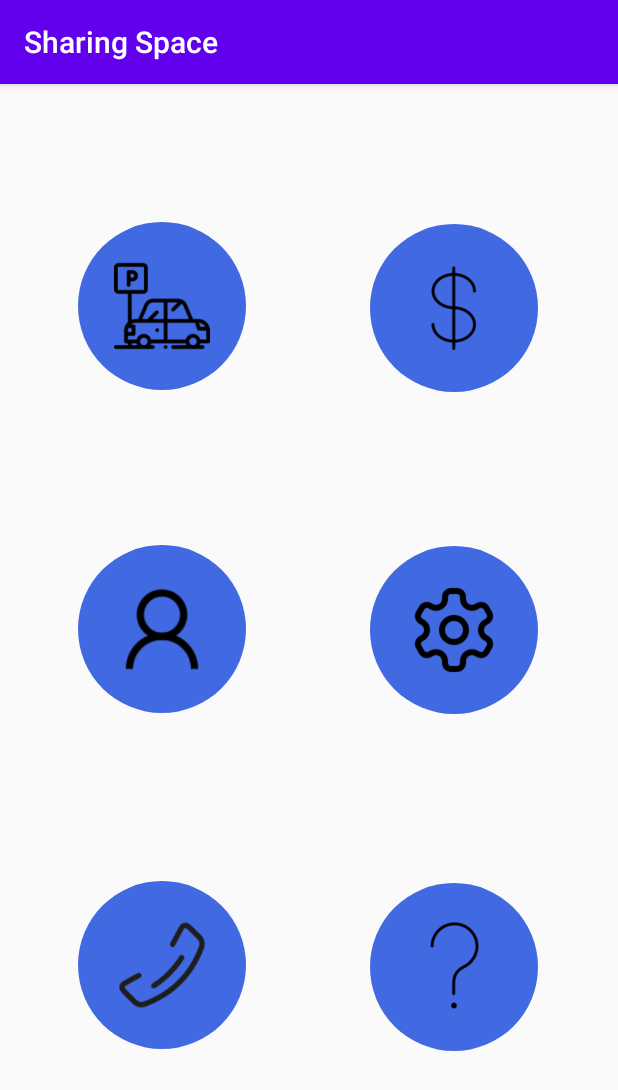
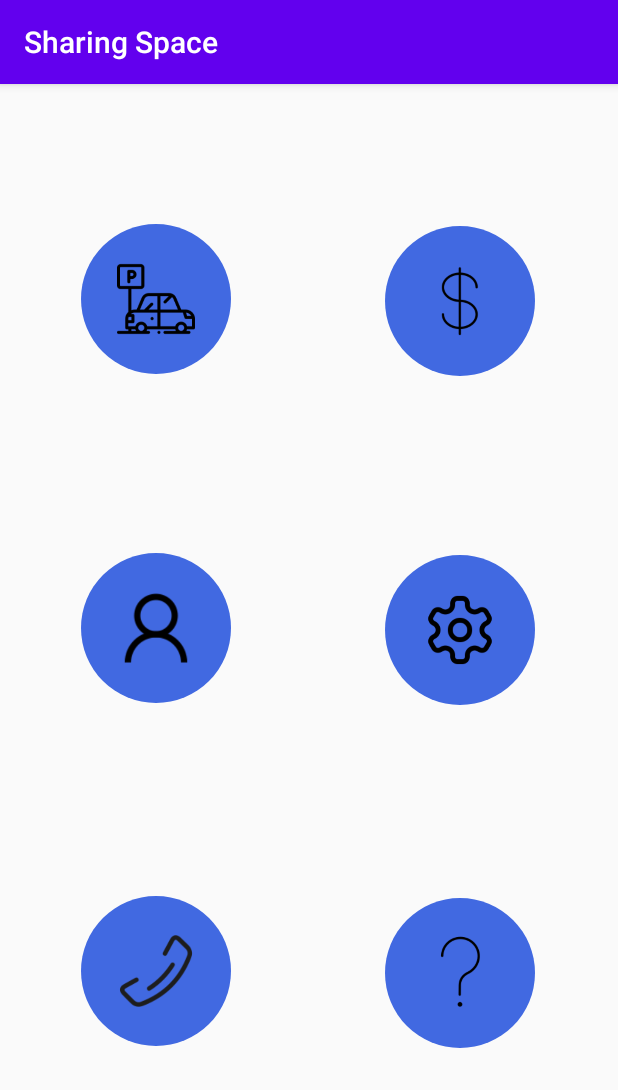
Before and after one commit to AndyNardDog/SharingSpace, an Android app: the MainMenu screen opened directly, with no data from a screen before it, on a phone screen of 412 x 824 dp. Shown: the top 1090 px of the screen. Run offline under Robolectric (Android 15) with nearby library versions, the light colour scheme and no system bars.

Commit message:
Fixed menu page.

```diff
--- a/app/src/main/AndroidManifest.xml
+++ b/app/src/main/AndroidManifest.xml
@@ -1,10 +1,10 @@
 <?xml version="1.0" encoding="utf-8"?>
 <manifest xmlns:android="http://schemas.android.com/apk/res/android"
     package="com.example.firebasetest">
+
     <uses-permission android:name="android.permission.ACCESS.INTERNET" />
     <uses-permission android:name="android.permission.ACCESS_FINE_LOCATION" />
     <uses-permission android:name="android.permission.ACCESS_COARSE_LOCATION" />
-
     <uses-permission android:name="android.permission.READ_EXTERNAL_STORAGE" />
 
     <application
@@ -15,12 +15,12 @@
         android:supportsRtl="true"
         android:theme="@style/AppTheme"
         android:usesCleartextTraffic="true">
-        <activity android:name=".ParkingMap"></activity>
+        <activity android:name=".MainMenu"></activity>
+        <activity android:name=".ParkingMap" />
         <activity android:name=".SpaceDetails" />
         <activity android:name=".Second_Main" />
         <activity android:name=".Account_Setting" />
         <activity android:name=".PaymentPage" />
-        <activity android:name=".Menu" />
         <activity android:name=".Help" />
         <activity android:name=".CurrentOrder" />
         <activity android:name=".PastParking" />
@@ -35,6 +35,7 @@
                 <category android:name="android.intent.category.LAUNCHER" />
             </intent-filter>
         </activity>
+
         <meta-data
             android:name="com.google.android.geo.API_KEY"
             android:value="AIzaSyBw2hraHNUNvXWYHmNdxvF9bFBfGLkgbJ8" />
--- a/app/src/main/java/com/example/firebasetest/Menu.java
+++ b/app/src/main/java/com/example/firebasetest/MainMenu.java
@@ -5,15 +5,14 @@ import androidx.appcompat.app.AppCompatActivity;
 import android.content.Intent;
 import android.os.Bundle;
 import android.view.View;
-import android.widget.Button;
 import android.widget.ImageButton;
 
-public class Menu extends AppCompatActivity {
+public class MainMenu extends AppCompatActivity {
 
     @Override
     protected void onCreate(Bundle savedInstanceState) {
         super.onCreate(savedInstanceState);
-        setContentView(R.layout.menu);
+        setContentView(R.layout.activity_main_menu);
 
         ImageButton shareSpaceButton = findViewById(R.id.shareSpotButton);
         ImageButton profileButton = findViewById(R.id.profileButton);
@@ -21,7 +20,6 @@ public class Menu extends AppCompatActivity {
         ImageButton settingsButton = findViewById(R.id.settingsButton);
         ImageButton contactButton = findViewById(R.id.contactInfoButton);
         ImageButton helpButton = findViewById(R.id.helpButton);
-
     }
 
     public void onShareSpaceButtonPress(View view) {
--- a/app/src/main/java/com/example/firebasetest/Second_Main.java
+++ b/app/src/main/java/com/example/firebasetest/Second_Main.java
@@ -172,7 +172,7 @@ public class Second_Main extends AppCompatActivity {
 
         TabLayout bottomTabBar = findViewById(R.id.bottomTab);
         TabItem menuTab = findViewById(R.id.menuTab);
-        Intent menuTabIntent = new Intent(this, Menu.class);
+        Intent menuTabIntent = new Intent(this, MainMenu.class);
         TabItem mapTab = findViewById(R.id.mapTab);
         Intent mapTabIntent = new Intent(this, ParkingMap.class);
         TabItem homeTab = findViewById(R.id.homeTab);
--- a/app/src/main/java/com/example/firebasetest/SpaceDetail.java
+++ /dev/null
@@ -1,4 +0,0 @@
-package com.example.firebasetest;
-
-public class SpaceDetail {
-}
--- a/app/src/main/res/layout/menu.xml
+++ b/app/src/main/res/layout/activity_main_menu.xml
@@ -1,19 +1,19 @@
 <?xml version="1.0" encoding="utf-8"?>
-<androidx.constraintlayout.widget.ConstraintLayout
-    xmlns:android="http://schemas.android.com/apk/res/android"
+<androidx.constraintlayout.widget.ConstraintLayout xmlns:android="http://schemas.android.com/apk/res/android"
     xmlns:app="http://schemas.android.com/apk/res-auto"
     xmlns:tools="http://schemas.android.com/tools"
     android:layout_width="match_parent"
-    android:layout_height="match_parent">
+    android:layout_height="match_parent"
+    tools:context=".MainMenu">
 
     <ImageButton
         android:id="@+id/shareSpotButton"
-        android:layout_width="112dp"
-        android:layout_height="112dp"
+        android:layout_width="100dp"
+        android:layout_height="100dp"
         android:background="@drawable/circular_button_blue"
+        android:onClick="onShareSpaceButtonPress"
         android:padding="?attr/dialogPreferredPadding"
         android:scaleType="fitXY"
-        android:onClick="onShareSpaceButtonPress"
         app:layout_constraintBottom_toBottomOf="parent"
         app:layout_constraintEnd_toEndOf="parent"
         app:layout_constraintHorizontal_bias="0.173"
@@ -24,8 +24,8 @@
 
     <ImageButton
         android:id="@+id/purchasedParkingButton"
-        android:layout_width="112dp"
-        android:layout_height="112dp"
+        android:layout_width="100dp"
+        android:layout_height="100dp"
         android:background="@drawable/circular_button_blue"
         android:padding="?attr/dialogPreferredPadding"
         android:scaleType="fitXY"
@@ -40,8 +40,8 @@
 
     <ImageButton
         android:id="@+id/profileButton"
-        android:layout_width="112dp"
-        android:layout_height="112dp"
+        android:layout_width="100dp"
+        android:layout_height="100dp"
         android:background="@drawable/circular_button_blue"
         android:padding="12dp"
         android:scaleType="fitXY"
@@ -56,8 +56,8 @@
 
     <ImageButton
         android:id="@+id/settingsButton"
-        android:layout_width="112dp"
-        android:layout_height="112dp"
+        android:layout_width="100dp"
+        android:layout_height="100dp"
         android:background="@drawable/circular_button_blue"
         android:padding="?attr/dialogPreferredPadding"
         android:scaleType="fitXY"
@@ -72,8 +72,8 @@
 
     <ImageButton
         android:id="@+id/contactInfoButton"
-        android:layout_width="112dp"
-        android:layout_height="112dp"
+        android:layout_width="100dp"
+        android:layout_height="100dp"
         android:background="@drawable/circular_button_blue"
         android:padding="17dp"
         android:scaleType="fitXY"
@@ -88,8 +88,8 @@
 
     <ImageButton
         android:id="@+id/helpButton"
-        android:layout_width="112dp"
-        android:layout_height="112dp"
+        android:layout_width="100dp"
+        android:layout_height="100dp"
         android:background="@drawable/circular_button_blue"
         android:padding="?attr/dialogPreferredPadding"
         android:scaleType="fitXY"
@@ -101,4 +101,5 @@
         app:layout_constraintTop_toTopOf="parent"
         app:layout_constraintVertical_bias="0.812"
         app:srcCompat="@drawable/help_icon" />
+
 </androidx.constraintlayout.widget.ConstraintLayout>
```
